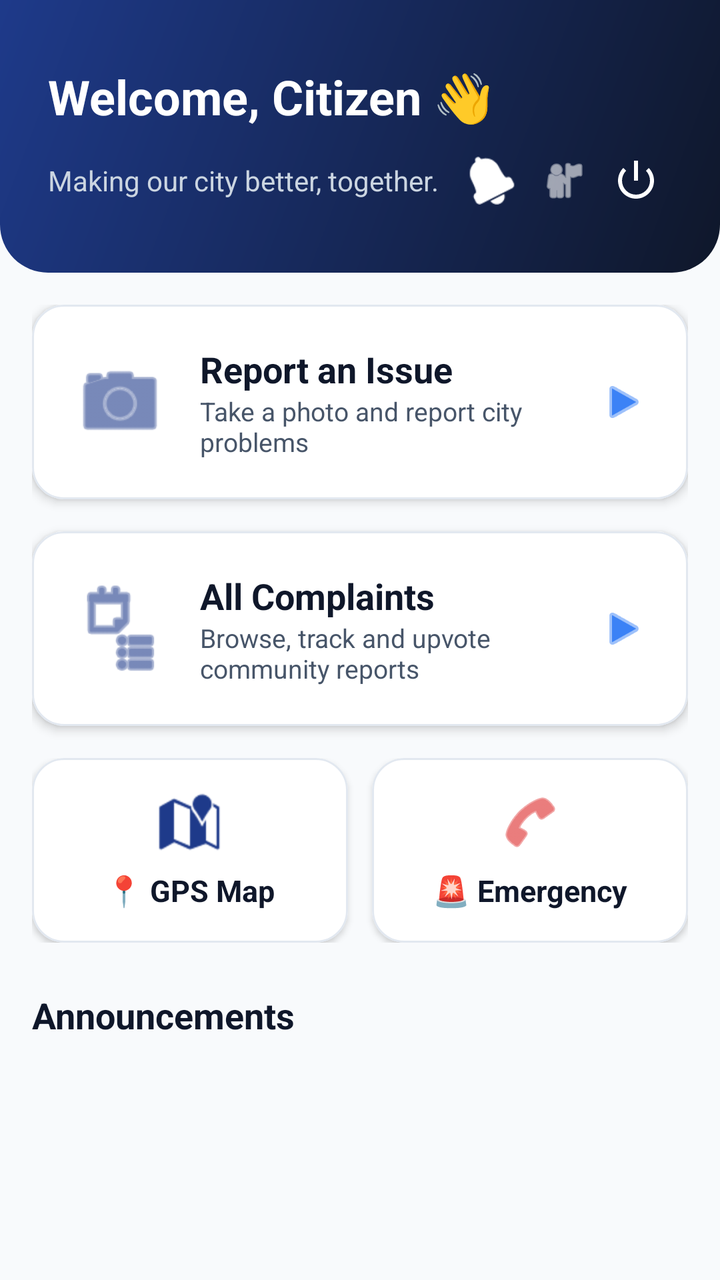
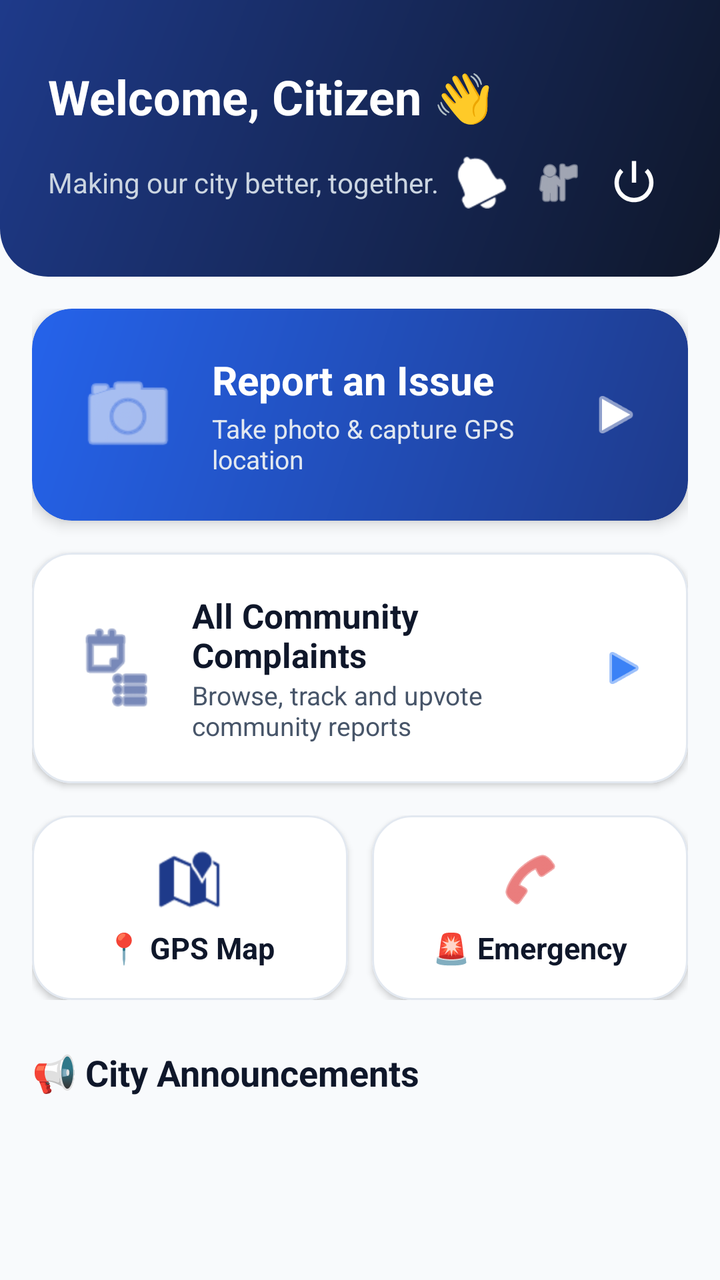

Compare the two renders of this Android layout. The source of the first and the diff that turns it into the second are given below.
<!-- AndroidManifest.xml: application theme Theme.MunicipalCitizenApp -->
<!-- res/layout/activity_citizen_dashboard.xml -->
<?xml version="1.0" encoding="utf-8"?>
<LinearLayout xmlns:android="http://schemas.android.com/apk/res/android"
    xmlns:app="http://schemas.android.com/apk/res-auto"
    android:layout_width="match_parent"
    android:layout_height="match_parent"
    android:orientation="vertical"
    android:background="@color/bg_light">

    <LinearLayout
        android:layout_width="match_parent"
        android:layout_height="wrap_content"
        android:background="@drawable/bg_header_gradient"
        android:orientation="vertical"
        android:paddingHorizontal="24dp"
        android:paddingTop="32dp"
        android:paddingBottom="28dp">

        <TextView
            android:layout_width="wrap_content"
            android:layout_height="wrap_content"
            android:text="Welcome, Citizen 👋"
            android:textSize="24sp"
            android:textStyle="bold"
            android:textColor="@color/white" />

        <LinearLayout
            android:layout_width="match_parent"
            android:layout_height="wrap_content"
            android:orientation="horizontal"
            android:gravity="center_vertical"
            android:layout_marginTop="8dp">

            <TextView
                android:layout_width="0dp"
                android:layout_height="wrap_content"
                android:layout_weight="1"
                android:text="Making our city better, together."
                android:textColor="#CBD5E1"
                android:textSize="14sp" />

            <ImageView
                android:id="@+id/ivNotifications"
                android:layout_width="36dp"
                android:layout_height="36dp"
                android:src="@android:drawable/ic_popup_reminder"
                app:tint="@color/white"
                android:padding="6dp" />

            <ImageView
                android:id="@+id/ivProfile"
                android:layout_width="36dp"
                android:layout_height="36dp"
                android:src="@android:drawable/ic_menu_myplaces"
                app:tint="@color/white"
                android:padding="6dp" />

            <ImageView
                android:id="@+id/ivLogout"
                android:layout_width="36dp"
                android:layout_height="36dp"
                android:src="@android:drawable/ic_lock_power_off"
                app:tint="@color/white"
                android:padding="6dp" />
        </LinearLayout>
    </LinearLayout>

    <ScrollView
        android:layout_width="match_parent"
        android:layout_height="match_parent">

        <LinearLayout
            android:layout_width="match_parent"
            android:layout_height="wrap_content"
            android:orientation="vertical"
            android:padding="16dp">

            <com.google.android.material.card.MaterialCardView
                android:id="@+id/cardReportIssue"
                android:layout_width="match_parent"
                android:layout_height="wrap_content"
                app:cardCornerRadius="16dp"
                app:cardElevation="3dp"
                app:cardBackgroundColor="@color/white"
                app:strokeWidth="1dp"
                app:strokeColor="@color/card_stroke"
                android:layout_marginBottom="16dp"
                android:clickable="true"
                android:focusable="true">

                <LinearLayout
                    android:layout_width="match_parent"
                    android:layout_height="wrap_content"
                    android:orientation="horizontal"
                    android:padding="20dp"
                    android:gravity="center_vertical">

                    <ImageView
                        android:layout_width="48dp"
                        android:layout_height="48dp"
                        android:src="@android:drawable/ic_menu_camera"
                        app:tint="@color/primary_blue" />

                    <LinearLayout
                        android:layout_width="0dp"
                        android:layout_height="wrap_content"
                        android:layout_weight="1"
                        android:orientation="vertical"
                        android:layout_marginStart="16dp">

                        <TextView
                            android:layout_width="wrap_content"
                            android:layout_height="wrap_content"
                            android:text="Report an Issue"
                            android:textColor="#0F172A"
                            android:textSize="18sp"
                            android:textStyle="bold" />

                        <TextView
                            android:layout_width="wrap_content"
                            android:layout_height="wrap_content"
                            android:text="Take a photo and report city problems"
                            android:textColor="#475569"
                            android:textSize="13sp" />
                    </LinearLayout>

                    <ImageView
                        android:layout_width="24dp"
                        android:layout_height="24dp"
                        android:src="@android:drawable/ic_media_play"
                        app:tint="@color/primary_light" />
                </LinearLayout>
            </com.google.android.material.card.MaterialCardView>

            <com.google.android.material.card.MaterialCardView
                android:id="@+id/cardMyComplaints"
                android:layout_width="match_parent"
                android:layout_height="wrap_content"
                app:cardCornerRadius="16dp"
                app:cardElevation="3dp"
                app:cardBackgroundColor="@color/white"
                app:strokeWidth="1dp"
                app:strokeColor="@color/card_stroke"
                android:layout_marginBottom="16dp"
                android:clickable="true"
                android:focusable="true">

                <LinearLayout
                    android:layout_width="match_parent"
                    android:layout_height="wrap_content"
                    android:orientation="horizontal"
                    android:padding="20dp"
                    android:gravity="center_vertical">

                    <ImageView
                        android:layout_width="48dp"
                        android:layout_height="48dp"
                        android:src="@android:drawable/ic_menu_agenda"
                        app:tint="@color/primary_blue" />

                    <LinearLayout
                        android:layout_width="0dp"
                        android:layout_height="wrap_content"
                        android:layout_weight="1"
                        android:orientation="vertical"
                        android:layout_marginStart="16dp">

                        <TextView
                            android:layout_width="wrap_content"
                            android:layout_height="wrap_content"
                            android:text="All Complaints"
                            android:textColor="#0F172A"
                            android:textSize="18sp"
                            android:textStyle="bold" />

                        <TextView
                            android:layout_width="wrap_content"
                            android:layout_height="wrap_content"
                            android:text="Browse, track and upvote community reports"
                            android:textColor="#475569"
                            android:textSize="13sp" />
                    </LinearLayout>

                    <ImageView
                        android:layout_width="24dp"
                        android:layout_height="24dp"
                        android:src="@android:drawable/ic_media_play"
                        app:tint="@color/primary_light" />
                </LinearLayout>
            </com.google.android.material.card.MaterialCardView>

            <LinearLayout
                android:layout_width="match_parent"
                android:layout_height="wrap_content"
                android:orientation="horizontal"
                android:layout_marginBottom="24dp">

                <com.google.android.material.card.MaterialCardView
                    android:id="@+id/cardMapView"
                    android:layout_width="0dp"
                    android:layout_height="wrap_content"
                    android:layout_weight="1"
                    android:layout_marginEnd="6dp"
                    app:cardCornerRadius="16dp"
                    app:cardElevation="2dp"
                    app:cardBackgroundColor="@color/white"
                    app:strokeWidth="1dp"
                    app:strokeColor="@color/card_stroke"
                    android:clickable="true"
                    android:focusable="true">

                    <LinearLayout
                        android:layout_width="match_parent"
                        android:layout_height="wrap_content"
                        android:orientation="vertical"
                        android:padding="16dp"
                        android:gravity="center">

                        <ImageView
                            android:layout_width="32dp"
                            android:layout_height="32dp"
                            android:src="@android:drawable/ic_dialog_map"
                            app:tint="@color/primary_blue" />

                        <TextView
                            android:layout_width="wrap_content"
                            android:layout_height="wrap_content"
                            android:text="📍 GPS Map"
                            android:textColor="#0F172A"
                            android:textSize="15sp"
                            android:textStyle="bold"
                            android:layout_marginTop="8dp" />
                    </LinearLayout>
                </com.google.android.material.card.MaterialCardView>

                <com.google.android.material.card.MaterialCardView
                    android:id="@+id/cardEmergency"
                    android:layout_width="0dp"
                    android:layout_height="wrap_content"
                    android:layout_weight="1"
                    android:layout_marginStart="6dp"
                    app:cardCornerRadius="16dp"
                    app:cardElevation="2dp"
                    app:cardBackgroundColor="@color/white"
                    app:strokeWidth="1dp"
                    app:strokeColor="@color/card_stroke"
                    android:clickable="true"
                    android:focusable="true">

                    <LinearLayout
                        android:layout_width="match_parent"
                        android:layout_height="wrap_content"
                        android:orientation="vertical"
                        android:padding="16dp"
                        android:gravity="center">

                        <ImageView
                            android:layout_width="32dp"
                            android:layout_height="32dp"
                            android:src="@android:drawable/ic_menu_call"
                            app:tint="#DC2626" />

                        <TextView
                            android:layout_width="wrap_content"
                            android:layout_height="wrap_content"
                            android:text="🚨 Emergency"
                            android:textColor="#0F172A"
                            android:textSize="15sp"
                            android:textStyle="bold"
                            android:layout_marginTop="8dp" />
                    </LinearLayout>
                </com.google.android.material.card.MaterialCardView>
            </LinearLayout>

            <TextView
                android:layout_width="wrap_content"
                android:layout_height="wrap_content"
                android:text="Announcements"
                android:textSize="18sp"
                android:textStyle="bold"
                android:layout_marginBottom="12dp"
                android:textColor="#0F172A" />

            <androidx.recyclerview.widget.RecyclerView
                android:id="@+id/rvAnnouncements"
                android:layout_width="match_parent"
                android:layout_height="wrap_content"
                android:layout_marginBottom="24dp" />

        </LinearLayout>
    </ScrollView>

</LinearLayout>
<!-- resources referenced by this layout -->
<resources>
  <color name="bg_light">#F8FAFC</color>
  <color name="card_stroke">#E2E8F0</color>
  <color name="primary_blue">#1E3A8A</color>
  <color name="primary_light">#3B82F6</color>
  <color name="white">#FFFFFF</color>
  <!-- drawable bg_header_gradient (drawable) -->
  <?xml version="1.0" encoding="utf-8"?>
  <shape xmlns:android="http://schemas.android.com/apk/res/android"
      android:shape="rectangle">
      <gradient
          android:startColor="#0F172A"
          android:endColor="#1E3A8A"
          android:angle="135" />
      <corners
          android:bottomLeftRadius="24dp"
          android:bottomRightRadius="24dp" />
  </shape>
  <style name="Theme.MunicipalCitizenApp" parent="Theme.Material3.Light.NoActionBar">
          <item name="colorPrimary">@color/primary_blue</item>
          <item name="colorOnPrimary">@color/white</item>
          <item name="colorPrimaryContainer">@color/purple_200</item>
          <item name="colorSecondary">@color/accent_teal</item>
          <item name="android:windowBackground">@color/bg_light</item>
          <item name="android:forceDarkAllowed" tools:targetApi="q">false</item>
      </style>
  <color name="purple_200">#93C5FD</color>
  <color name="accent_teal">#0D9488</color>
</resources>

<!-- the commit's change to res/layout/activity_citizen_dashboard.xml (unified diff, before → after) -->
@@ -40,24 +40,24 @@
 
             <ImageView
                 android:id="@+id/ivNotifications"
-                android:layout_width="36dp"
-                android:layout_height="36dp"
+                android:layout_width="38dp"
+                android:layout_height="38dp"
                 android:src="@android:drawable/ic_popup_reminder"
                 app:tint="@color/white"
                 android:padding="6dp" />
 
             <ImageView
                 android:id="@+id/ivProfile"
-                android:layout_width="36dp"
-                android:layout_height="36dp"
+                android:layout_width="38dp"
+                android:layout_height="38dp"
                 android:src="@android:drawable/ic_menu_myplaces"
                 app:tint="@color/white"
                 android:padding="6dp" />
 
             <ImageView
                 android:id="@+id/ivLogout"
-                android:layout_width="36dp"
-                android:layout_height="36dp"
+                android:layout_width="38dp"
+                android:layout_height="38dp"
                 android:src="@android:drawable/ic_lock_power_off"
                 app:tint="@color/white"
                 android:padding="6dp" />
@@ -74,12 +74,70 @@
             android:orientation="vertical"
             android:padding="16dp">
 
+            
             <com.google.android.material.card.MaterialCardView
                 android:id="@+id/cardReportIssue"
                 android:layout_width="match_parent"
                 android:layout_height="wrap_content"
-                app:cardCornerRadius="16dp"
-                app:cardElevation="3dp"
+                app:cardCornerRadius="20dp"
+                app:cardElevation="4dp"
+                app:strokeWidth="0dp"
+                android:layout_marginBottom="16dp"
+                android:clickable="true"
+                android:focusable="true">
+
+                <LinearLayout
+                    android:layout_width="match_parent"
+                    android:layout_height="wrap_content"
+                    android:background="@drawable/bg_card_report_gradient"
+                    android:orientation="horizontal"
+                    android:padding="22dp"
+                    android:gravity="center_vertical">
+
+                    <ImageView
+                        android:layout_width="52dp"
+                        android:layout_height="52dp"
+                        android:src="@android:drawable/ic_menu_camera"
+                        app:tint="@color/white" />
+
+                    <LinearLayout
+                        android:layout_width="0dp"
+                        android:layout_height="wrap_content"
+                        android:layout_weight="1"
+                        android:orientation="vertical"
+                        android:layout_marginStart="16dp">
+
+                        <TextView
+                            android:layout_width="wrap_content"
+                            android:layout_height="wrap_content"
+                            android:text="Report an Issue"
+                            android:textColor="@color/white"
+                            android:textSize="20sp"
+                            android:textStyle="bold" />
+
+                        <TextView
+                            android:layout_width="wrap_content"
+                            android:layout_height="wrap_content"
+                            android:text="Take photo &amp; capture GPS location"
+                            android:textColor="#E2E8F0"
+                            android:textSize="13sp"
+                            android:layout_marginTop="2dp" />
+                    </LinearLayout>
+
+                    <ImageView
+                        android:layout_width="28dp"
+                        android:layout_height="28dp"
+                        android:src="@android:drawable/ic_media_play"
+                        app:tint="@color/white" />
+                </LinearLayout>
+            </com.google.android.material.card.MaterialCardView>
+
+            <com.google.android.material.card.MaterialCardView
+                android:id="@+id/cardMyComplaints"
+                android:layout_width="match_parent"
+                android:layout_height="wrap_content"
+                app:cardCornerRadius="20dp"
+                app:cardElevation="2dp"
                 app:cardBackgroundColor="@color/white"
                 app:strokeWidth="1dp"
                 app:strokeColor="@color/card_stroke"
@@ -95,9 +153,9 @@
                     android:gravity="center_vertical">
 
                     <ImageView
-                        android:layout_width="48dp"
-                        android:layout_height="48dp"
-                        android:src="@android:drawable/ic_menu_camera"
+                        android:layout_width="44dp"
+                        android:layout_height="44dp"
+                        android:src="@android:drawable/ic_menu_agenda"
                         app:tint="@color/primary_blue" />
 
                     <LinearLayout
@@ -110,15 +168,15 @@
                         <TextView
                             android:layout_width="wrap_content"
                             android:layout_height="wrap_content"
-                            android:text="Report an Issue"
+                            android:text="All Community Complaints"
                             android:textColor="#0F172A"
-                            android:textSize="18sp"
+                            android:textSize="17sp"
                             android:textStyle="bold" />
 
                         <TextView
                             android:layout_width="wrap_content"
                             android:layout_height="wrap_content"
-                            android:text="Take a photo and report city problems"
+                            android:text="Browse, track and upvote community reports"
                             android:textColor="#475569"
                             android:textSize="13sp" />
                     </LinearLayout>
@@ -131,63 +189,6 @@
                 </LinearLayout>
             </com.google.android.material.card.MaterialCardView>
 
-            <com.google.android.material.card.MaterialCardView
-                android:id="@+id/cardMyComplaints"
-                android:layout_width="match_parent"
-                android:layout_height="wrap_content"
-                app:cardCornerRadius="16dp"
-                app:cardElevation="3dp"
-                app:cardBackgroundColor="@color/white"
-                app:strokeWidth="1dp"
-                app:strokeColor="@color/card_stroke"
-                android:layout_marginBottom="16dp"
-                android:clickable="true"
-                android:focusable="true">
-
-                <LinearLayout
-                    android:layout_width="match_parent"
-                    android:layout_height="wrap_content"
-                    android:orientation="horizontal"
-                    android:padding="20dp"
-                    android:gravity="center_vertical">
-
-                    <ImageView
-                        android:layout_width="48dp"
-                        android:layout_height="48dp"
-                        android:src="@android:drawable/ic_menu_agenda"
-                        app:tint="@color/primary_blue" />
-
-                    <LinearLayout
-                        android:layout_width="0dp"
-                        android:layout_height="wrap_content"
-                        android:layout_weight="1"
-                        android:orientation="vertical"
-                        android:layout_marginStart="16dp">
-
-                        <TextView
-                            android:layout_width="wrap_content"
-                            android:layout_height="wrap_content"
-                            android:text="All Complaints"
-                            android:textColor="#0F172A"
-                            android:textSize="18sp"
-                            android:textStyle="bold" />
-
-                        <TextView
-                            android:layout_width="wrap_content"
-                            android:layout_height="wrap_content"
-                            android:text="Browse, track and upvote community reports"
-                            android:textColor="#475569"
-                            android:textSize="13sp" />
-                    </LinearLayout>
-
-                    <ImageView
-                        android:layout_width="24dp"
-                        android:layout_height="24dp"
-                        android:src="@android:drawable/ic_media_play"
-                        app:tint="@color/primary_light" />
-                </LinearLayout>
-            </com.google.android.material.card.MaterialCardView>
-
             <LinearLayout
                 android:layout_width="match_parent"
                 android:layout_height="wrap_content"
@@ -200,7 +201,7 @@
                     android:layout_height="wrap_content"
                     android:layout_weight="1"
                     android:layout_marginEnd="6dp"
-                    app:cardCornerRadius="16dp"
+                    app:cardCornerRadius="20dp"
                     app:cardElevation="2dp"
                     app:cardBackgroundColor="@color/white"
                     app:strokeWidth="1dp"
@@ -238,7 +239,7 @@
                     android:layout_height="wrap_content"
                     android:layout_weight="1"
                     android:layout_marginStart="6dp"
-                    app:cardCornerRadius="16dp"
+                    app:cardCornerRadius="20dp"
                     app:cardElevation="2dp"
                     app:cardBackgroundColor="@color/white"
                     app:strokeWidth="1dp"
@@ -274,7 +275,7 @@
             <TextView
                 android:layout_width="wrap_content"
                 android:layout_height="wrap_content"
-                android:text="Announcements"
+                android:text="📢 City Announcements"
                 android:textSize="18sp"
                 android:textStyle="bold"
                 android:layout_marginBottom="12dp"
<!-- resource entries referenced after the edit -->
@@ -5,6 +5,16 @@
   <color name="primary_blue">#1E3A8A</color>
   <color name="primary_light">#3B82F6</color>
   <color name="white">#FFFFFF</color>
+  <!-- drawable bg_card_report_gradient (drawable) -->
+  <?xml version="1.0" encoding="utf-8"?>
+  <shape xmlns:android="http://schemas.android.com/apk/res/android"
+      android:shape="rectangle">
+      <gradient
+          android:startColor="#1E3A8A"
+          android:endColor="#2563EB"
+          android:angle="135" />
+      <corners android:radius="20dp" />
+  </shape>
   <!-- drawable bg_header_gradient (drawable) -->
   <?xml version="1.0" encoding="utf-8"?>
   <shape xmlns:android="http://schemas.android.com/apk/res/android"
